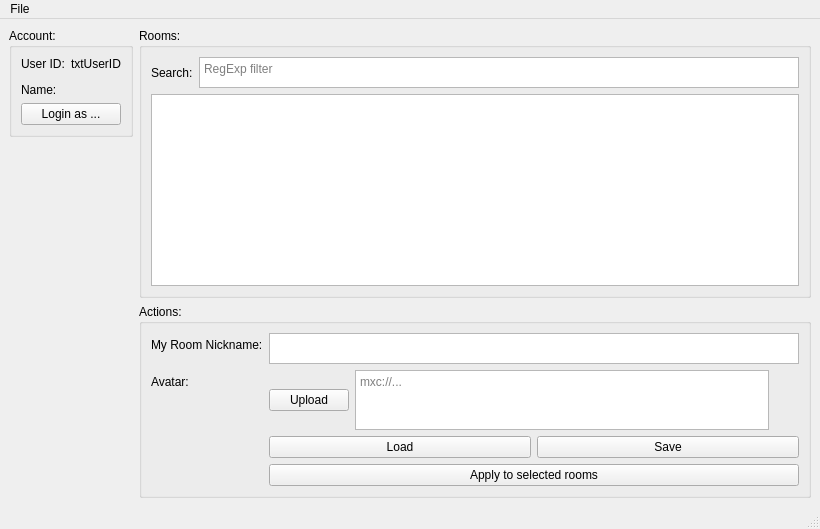
SharkyRawr/matrix-changemyname, file ui/mainwindow.ui: the form before one commit.
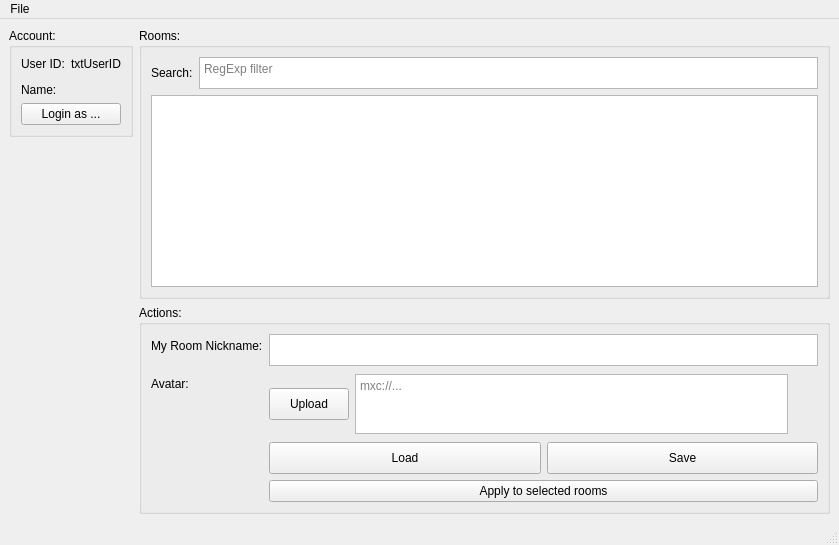
The form after the commit.

Commit message: oh no.. i broked something with the layouting

Diff of the .ui file:
```diff
--- a/ui/mainwindow.ui
+++ b/ui/mainwindow.ui
@@ -6,8 +6,8 @@
    <rect>
     <x>0</x>
     <y>0</y>
-    <width>820</width>
-    <height>529</height>
+    <width>839</width>
+    <height>545</height>
    </rect>
   </property>
   <property name="windowTitle">
@@ -92,8 +92,17 @@
     </item>
     <item>
      <layout class="QVBoxLayout" name="verticalLayout_2">
+      <property name="sizeConstraint">
+       <enum>QLayout::SetNoConstraint</enum>
+      </property>
       <item>
        <widget class="QGroupBox" name="groupBox_3">
+        <property name="sizePolicy">
+         <sizepolicy hsizetype="Preferred" vsizetype="Expanding">
+          <horstretch>0</horstretch>
+          <verstretch>0</verstretch>
+         </sizepolicy>
+        </property>
         <property name="title">
          <string>Rooms:</string>
         </property>
@@ -136,6 +145,12 @@
          </item>
          <item>
           <widget class="QListView" name="listRooms">
+           <property name="sizePolicy">
+            <sizepolicy hsizetype="Expanding" vsizetype="Expanding">
+             <horstretch>0</horstretch>
+             <verstretch>0</verstretch>
+            </sizepolicy>
+           </property>
            <property name="selectionMode">
             <enum>QAbstractItemView::MultiSelection</enum>
            </property>
@@ -149,10 +164,19 @@
       </item>
       <item>
        <widget class="QGroupBox" name="groupBox_2">
+        <property name="sizePolicy">
+         <sizepolicy hsizetype="Preferred" vsizetype="Preferred">
+          <horstretch>0</horstretch>
+          <verstretch>0</verstretch>
+         </sizepolicy>
+        </property>
         <property name="title">
          <string>Actions:</string>
         </property>
         <layout class="QFormLayout" name="formLayout_2">
+         <property name="sizeConstraint">
+          <enum>QLayout::SetMinimumSize</enum>
+         </property>
          <item row="0" column="0">
           <widget class="QLabel" name="label_3">
            <property name="text">
@@ -193,6 +217,18 @@
           <layout class="QHBoxLayout" name="horizontalLayout_4">
            <item>
             <widget class="QPushButton" name="cmdUploadAvatar">
+             <property name="minimumSize">
+              <size>
+               <width>0</width>
+               <height>32</height>
+              </size>
+             </property>
+             <property name="maximumSize">
+              <size>
+               <width>16777215</width>
+               <height>32</height>
+              </size>
+             </property>
              <property name="text">
               <string>Upload</string>
              </property>
@@ -264,9 +300,27 @@
           </widget>
          </item>
          <item row="2" column="1">
-          <layout class="QHBoxLayout" name="horizontalLayout_7">
+          <layout class="QHBoxLayout" name="horizontalLayout_7" stretch="0,0">
+           <property name="sizeConstraint">
+            <enum>QLayout::SetMinimumSize</enum>
+           </property>
+           <property name="topMargin">
+            <number>0</number>
+           </property>
            <item>
             <widget class="QPushButton" name="cmdLoad">
+             <property name="minimumSize">
+              <size>
+               <width>0</width>
+               <height>32</height>
+              </size>
+             </property>
+             <property name="maximumSize">
+              <size>
+               <width>16777215</width>
+               <height>32</height>
+              </size>
+             </property>
              <property name="text">
               <string>Load</string>
              </property>
@@ -274,6 +328,18 @@
            </item>
            <item>
             <widget class="QPushButton" name="cmdSave">
+             <property name="minimumSize">
+              <size>
+               <width>0</width>
+               <height>32</height>
+              </size>
+             </property>
+             <property name="maximumSize">
+              <size>
+               <width>16777215</width>
+               <height>32</height>
+              </size>
+             </property>
              <property name="text">
               <string>Save</string>
              </property>
@@ -293,7 +359,7 @@
     <rect>
      <x>0</x>
      <y>0</y>
-     <width>820</width>
+     <width>839</width>
      <height>24</height>
     </rect>
    </property>
```
Left out of the diff: 3 changed lines with no effect on the pictures.
